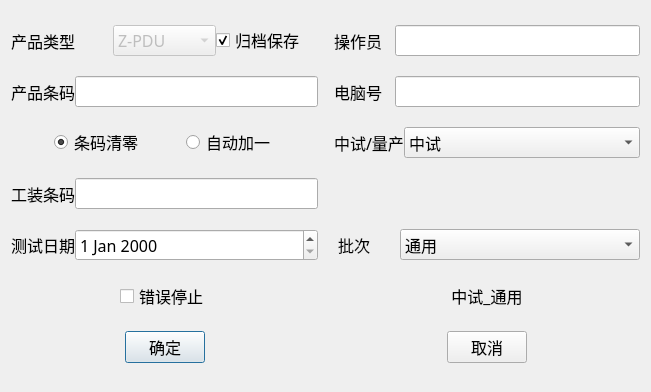
This is IDC_TestSystem/common/testcom/testserialnumdlg.ui in ChinaClever/IDC_TestSystem as Qt 5 draws it before an edit. The edited form follows.
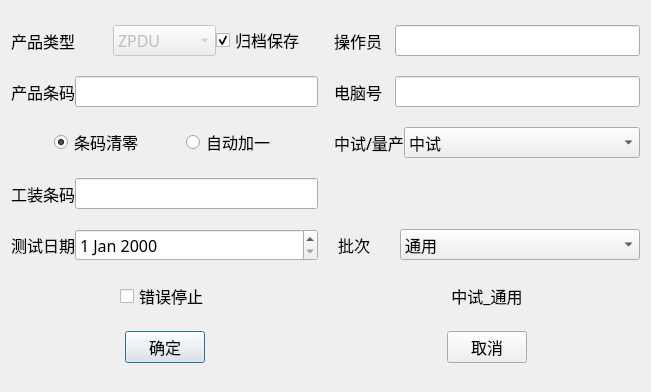
This is the edited form.

Diff of the .ui file:
```diff
--- a/IDC_TestSystem/common/testcom/testserialnumdlg.ui
+++ b/IDC_TestSystem/common/testcom/testserialnumdlg.ui
@@ -37,9 +37,12 @@
        <property name="enabled">
         <bool>false</bool>
        </property>
+       <property name="currentText">
+        <string>ZPDU</string>
+       </property>
        <item>
         <property name="text">
-         <string>Z-PDU</string>
+         <string>ZPDU</string>
         </property>
        </item>
        <item>
```
Left out of the diff: 2 changed lines with no effect on the pictures.
